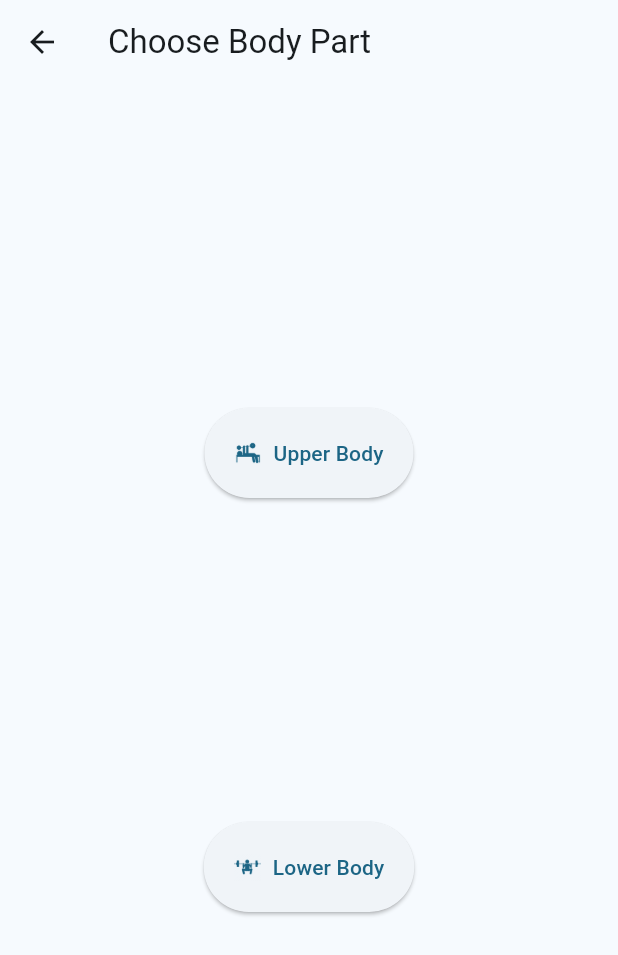
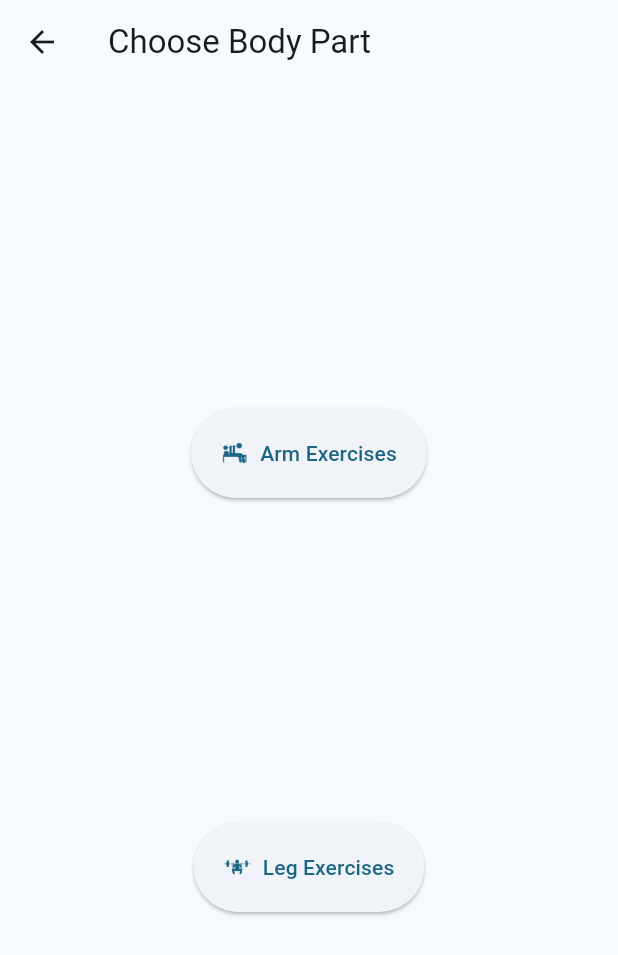
Before and after one commit to ElijahY123/HustleHard, a Flutter app: the MuscleGroupsPage screen opened directly, on a phone screen of 412 x 824 dp. Shown: the top 955 px of the screen. Run offline on Flutter 3.47's test engine with Material 2 defaults, Android fonts, the phone set to English and light mode, and no system bars; our stand-ins replace geolocator, latlong2, table_calendar, youtube_player_flutter.

Commit message:
changed some naming
Just changed the name of some text boxes

```diff
--- a/lib/Views/MuscleGroupsPage.dart
+++ b/lib/Views/MuscleGroupsPage.dart
@@ -19,7 +19,7 @@ class MuscleGroupsPage extends StatelessWidget {
                 Navigator.of(context).push(
                     MaterialPageRoute(builder: (context) => UpperBodyPage()));
                 },
-              label: const Text("Upper Body"),
+              label: const Text("Arm Exercises"),
               icon: ImageIcon(
                 AssetImage("images/BenchPressIcon.png"),
               ),
@@ -32,7 +32,7 @@ class MuscleGroupsPage extends StatelessWidget {
                 Navigator.of(context).push(
                     MaterialPageRoute(builder: (context) => LowerBodyPage()));
               },
-              label: const Text("Lower Body"),
+              label: const Text("Leg Exercises"),
               icon: ImageIcon(
                 AssetImage("images/SquatIcon.png"),
               ),
```
